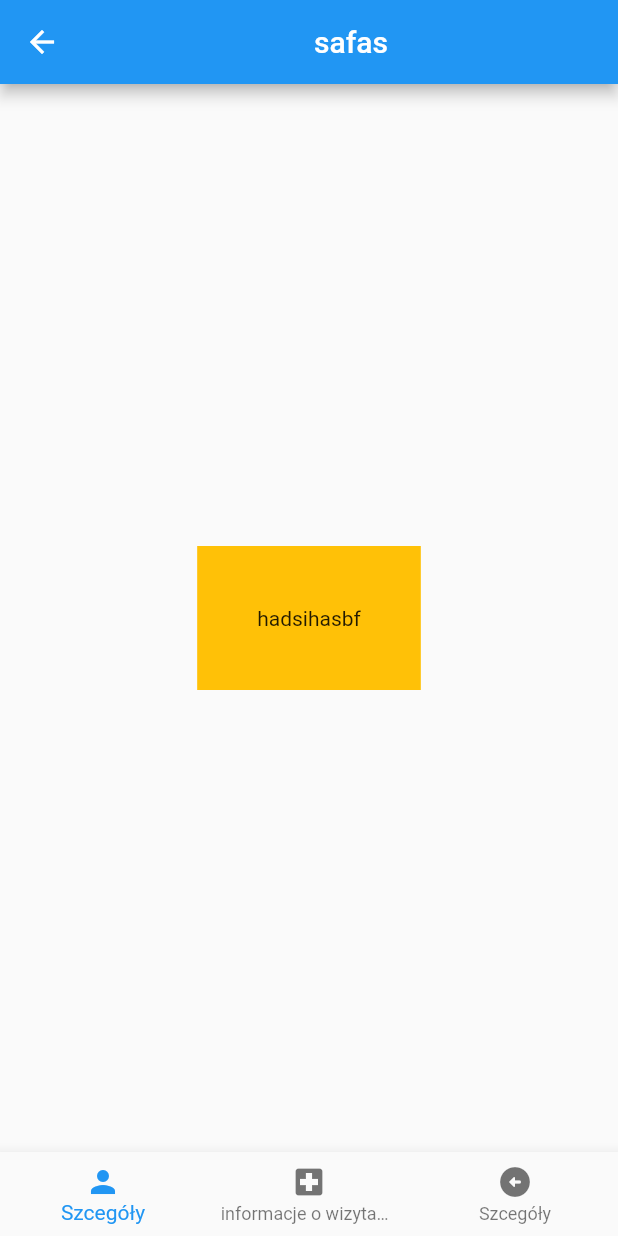
After one commit to Dariuki/baby_health, a Flutter app: the screen it shows after launch, after a tap on "Imie i nazwisko", on a phone screen of 412 x 824 dp. The commit adds this screen. Run offline on Flutter 3.47's test engine with Material 2 defaults, Android fonts, the phone set to English and light mode, and no system bars.

Commit message:
Start Creating Details Page

```diff
--- /dev/null
+++ b/lib/features/peages/details/details_page.dart
@@ -0,0 +1,66 @@
+import 'package:flutter/material.dart';
+
+class DetailsPage extends StatefulWidget {
+  const DetailsPage({super.key});
+
+  @override
+  State<DetailsPage> createState() => _DetailsPageState();
+}
+
+class _DetailsPageState extends State<DetailsPage> {
+  var currentIndex = 0;
+
+  @override
+  Widget build(BuildContext context) {
+    return Scaffold(
+      appBar: AppBar(
+        title: const Center(
+          child: Text('safas'),
+        ),
+      ),
+      bottomNavigationBar: BottomNavigationBar(
+        currentIndex: currentIndex,
+        onTap: (newIndex) {
+          setState(() {
+            currentIndex = newIndex;
+          });
+        },
+        items: const [
+          BottomNavigationBarItem(
+            icon: Icon(Icons.person),
+            label: 'Szcegóły',
+          ),
+          BottomNavigationBarItem(
+            icon: Icon(Icons.local_hospital),
+            label: 'informacje o wizytach u lekarzy',
+          ),
+          BottomNavigationBarItem(
+            icon: Icon(Icons.arrow_circle_left_rounded),
+            label: 'Szcegóły',
+          ),
+        ],
+      ),
+      body: Builder(
+        builder: (context) {
+          if (currentIndex == 1) {
+            return const Center(
+              child: Text('informacje o wizytach u lekarzy'),
+            );
+          }
+          if (currentIndex == 2) {
+            return const Center(
+              child: Text('szczeguły'),
+            );
+          }
+          return Center(
+            child: Container(
+              padding: const EdgeInsets.all(40),
+              color: Colors.amber,
+              child: const Text('hadsihasbf'),
+            ),
+          );
+        },
+      ),
+    );
+  }
+}
--- a/lib/features/widgets/person_tile.dart
+++ b/lib/features/widgets/person_tile.dart
@@ -1,7 +1,7 @@
+import 'package:baby_health/features/peages/details/details_page.dart';
 import 'package:flutter/material.dart';
 
 class PersonTile extends StatelessWidget {
-
   const PersonTile({
     super.key,
   });
@@ -31,13 +31,19 @@ class PersonTile extends StatelessWidget {
 }
 
 class _TileLook extends StatelessWidget {
-
-
   const _TileLook();
 
   @override
   Widget build(BuildContext context) {
-    return Row(
+    return InkWell(
+      onTap: () {
+        Navigator.of(context).push(
+          MaterialPageRoute(
+            builder: (context) => const DetailsPage(),
+          ),
+        );
+      },
+      child: Row(
         mainAxisAlignment: MainAxisAlignment.spaceAround,
         children: [
           const CircleAvatar(
@@ -57,6 +63,7 @@ class _TileLook extends StatelessWidget {
             ],
           ),
         ],
+      ),
     );
   }
 }
```
Lines whose indentation alone changed are shown as unchanged.
